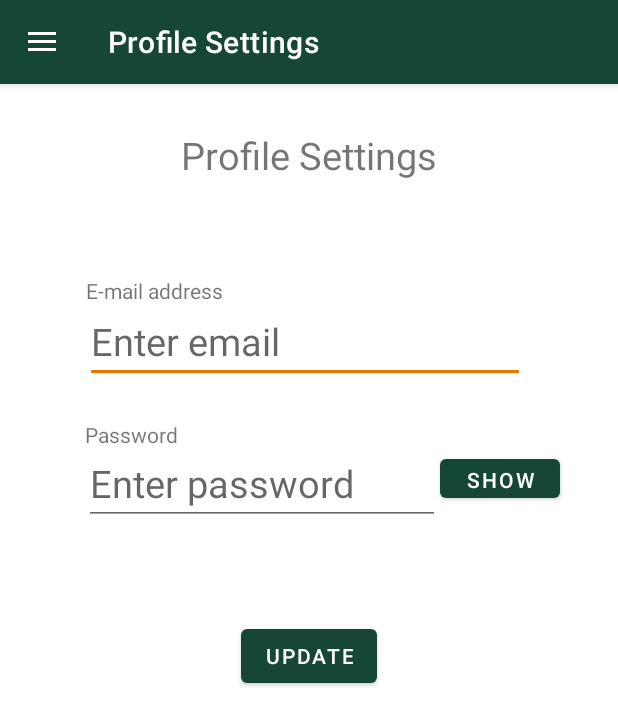
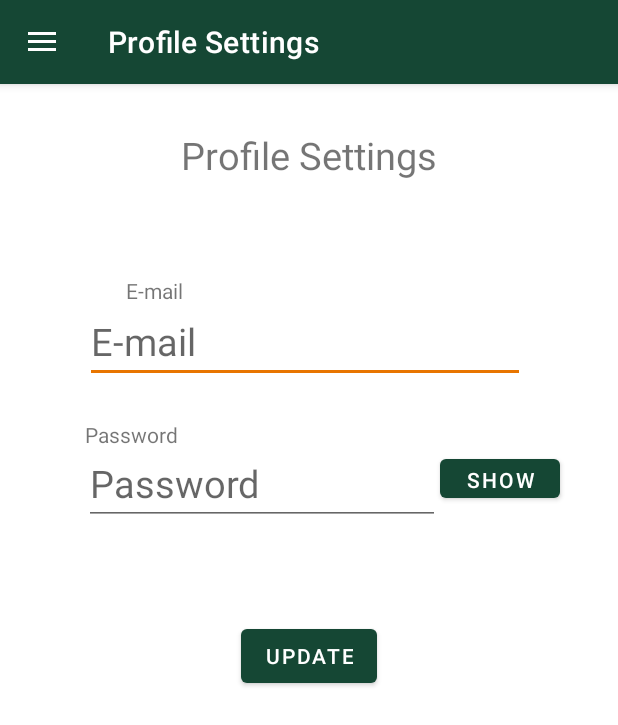
Before and after one commit to sanger96/Happenings_Team-5_UTD_Senior_Design_Project, an Android app: the screen it shows after launch (MainActivity), in the side drawer, after a tap on "User Profile", on a phone screen of 412 x 824 dp. Shown: the top 725 px of the screen. Run offline under Robolectric (Android 15) with nearby library versions, the light colour scheme and no system bars; our stand-ins replace Volley, navigation-ui; network calls fail.

Commit message:
changed some login/update fields to have hints

```diff
--- a/HappeningsApp/app/src/main/res/layout/fragment_create_account.xml
+++ b/HappeningsApp/app/src/main/res/layout/fragment_create_account.xml
@@ -28,7 +28,7 @@
         android:layout_marginBottom="581dp"
         android:ems="10"
         android:inputType="text"
-        android:text="E-mail"
+        android:hint="E-mail"
         app:layout_constraintBottom_toBottomOf="parent"
         app:layout_constraintEnd_toEndOf="parent"
         app:layout_constraintHorizontal_bias="0.5"
@@ -57,7 +57,7 @@
         android:layout_marginBottom="524dp"
         android:ems="10"
         android:inputType="text"
-        android:text="Password"
+        android:hint="Password"
         app:layout_constraintBottom_toBottomOf="parent"
         app:layout_constraintEnd_toEndOf="parent"
         app:layout_constraintHorizontal_bias="0.5"
--- a/HappeningsApp/app/src/main/res/layout/fragment_login.xml
+++ b/HappeningsApp/app/src/main/res/layout/fragment_login.xml
@@ -17,7 +17,7 @@
         android:layout_height="wrap_content"
         android:autofillHints="Enter Username"
         android:ems="10"
-        android:hint="@string/inText_username"
+        android:hint="E-mail"
         android:inputType="textEmailAddress"
         android:textSize="25sp"
         app:layout_constraintBottom_toTopOf="@+id/inText_password"
@@ -32,7 +32,7 @@
         android:layout_height="wrap_content"
         android:autofillHints="Enter Password"
         android:ems="10"
-        android:hint="@string/inText_password"
+        android:hint="Password"
         android:inputType="textVisiblePassword"
         android:textSize="25sp"
         app:layout_constraintBottom_toBottomOf="parent"
--- a/HappeningsApp/app/src/main/res/layout/fragment_profile_settings.xml
+++ b/HappeningsApp/app/src/main/res/layout/fragment_profile_settings.xml
@@ -29,7 +29,7 @@
         android:layout_marginEnd="62dp"
         android:autofillHints="username"
         android:ems="10"
-        android:hint="@string/inText_username"
+        android:hint="E-mail"
         android:inputType="textEmailAddress"
         android:textSize="25sp"
         app:layout_constraintEnd_toEndOf="parent"
@@ -45,7 +45,7 @@
         android:layout_marginEnd="62dp"
         android:autofillHints="password"
         android:ems="10"
-        android:hint="@string/inText_password"
+        android:hint="Password"
         android:inputType="textVisiblePassword"
         android:password="true"
         android:textSize="25sp"
@@ -84,7 +84,7 @@
         android:layout_marginStart="56dp"
         android:layout_marginTop="128dp"
         android:layout_marginEnd="262dp"
-        android:text="E-mail address"
+        android:text="E-mail"
         app:layout_constraintEnd_toEndOf="parent"
         app:layout_constraintStart_toStartOf="parent"
         app:layout_constraintTop_toTopOf="parent" />
```
